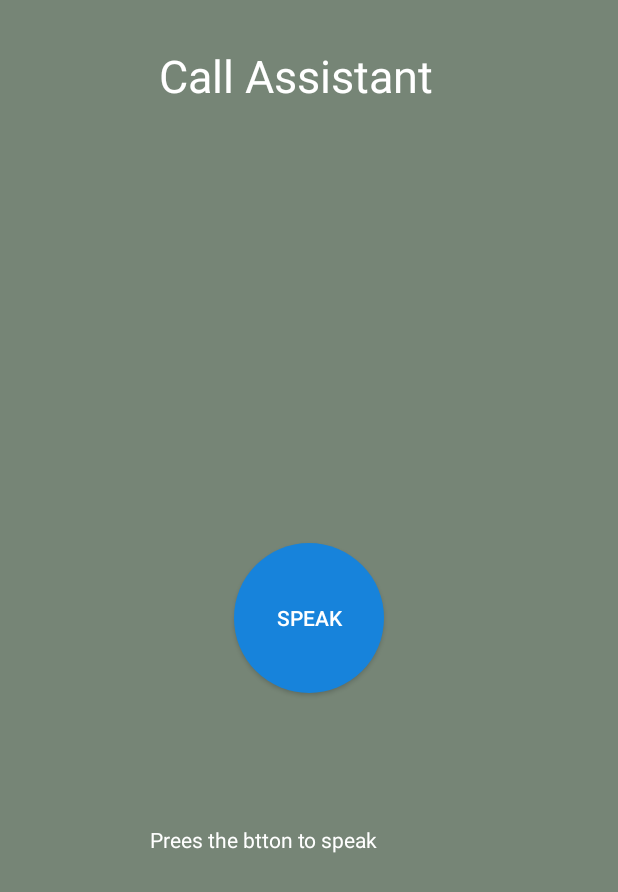
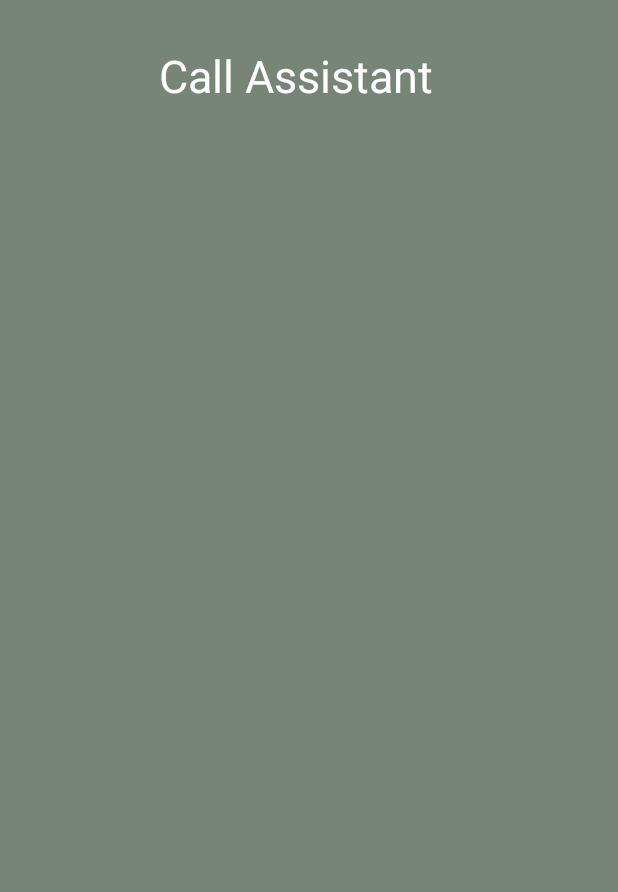
Before and after one commit to KishoreKalyan23/VoiceAssistant, an Android app built with Jetpack Compose: the screen it shows after launch (MainActivity), on a phone screen of 412 x 824 dp. Shown: the top 892 px of the screen. Run offline under Robolectric (Android 15) with nearby library versions, the phone set to English and light mode, and no system bars; libraries missing offline, so code that uses them is left out: org.vosk; 4 statements that could not run were skipped.

```diff
--- a/app/src/main/java/com/example/assistantbot/MainActivity.kt
+++ b/app/src/main/java/com/example/assistantbot/MainActivity.kt
@@ -1,55 +1,183 @@
 package com.example.assistantbot
 
 import android.Manifest
+import android.content.Context
+import android.content.pm.PackageManager
+import android.media.AudioFormat
+import android.media.AudioRecord
+import android.media.MediaRecorder
 import android.os.Bundle
+import android.util.Log
+import android.widget.TextView
 import androidx.appcompat.app.AppCompatActivity
 import androidx.core.app.ActivityCompat
+import androidx.core.content.ContextCompat
+import kotlinx.coroutines.CoroutineScope
+import kotlinx.coroutines.Dispatchers
+import kotlinx.coroutines.launch
+import kotlinx.coroutines.withContext
+import org.json.JSONObject
+import org.vosk.LibVosk
+import org.vosk.LogLevel
+import org.vosk.Model
 import org.vosk.Recognizer
-import org.vosk.android.RecognitionListener
-import org.vosk.android.SpeechService
-import org.vosk.android.StorageService
+import java.io.File
+import java.io.FileOutputStream
 
-class MainActivity : AppCompatActivity(), RecognitionListener {
+class MainActivity : AppCompatActivity() {
 
-    private var speechService: SpeechService? = null
+    private val sampleRate = 16000
+    private var recognizer: Recognizer? = null
+    private var model: Model? = null
+    private var audioRecord: AudioRecord? = null
+
+    private lateinit var logTextView: TextView
+
+    companion object {
+        private const val PERMISSION_REQUEST_CODE = 1
+        private const val TAG = "VoskRecognizer"
+    }
 
     override fun onCreate(savedInstanceState: Bundle?) {
         super.onCreate(savedInstanceState)
         setContentView(R.layout.activity_main)
+
+        logTextView = findViewById(R.id.logTextView)
+
+        Log.i(TAG, "Application started")
+
+        // Request microphone permission
+        if (ContextCompat.checkSelfPermission(this, Manifest.permission.RECORD_AUDIO)
+            != PackageManager.PERMISSION_GRANTED)
+        {
+            Log.d(TAG, "No permission to RECORD_AUDIO")
             ActivityCompat.requestPermissions(
                 this,
                 arrayOf(Manifest.permission.RECORD_AUDIO),
-            1
+                PERMISSION_REQUEST_CODE
+            )
+        }else {
+            startRecognition()
+        }
+    }
+
+    private fun startRecognition() {
+        CoroutineScope(Dispatchers.IO).launch {
+            try {
+                // Initialize Vosk library (required in some versions)
+                LibVosk.setLogLevel(LogLevel.INFO)
+
+                // Copy model from assets folder to internal storage
+                val modelPath = "${filesDir.absolutePath}/model"
+                copyAssetsFolder(this@MainActivity, "model", modelPath)
+
+                // Now load the model from the internal storage path
+                try {
+                    model = Model(modelPath)
+                    Log.i(TAG, "Model loaded successfully")
+                } catch (e: Throwable) {
+                    Log.e(TAG, "Failed to load model", e)
+                }
+                recognizer = Recognizer(model, sampleRate.toFloat())
+
+                // Setup AudioRecord
+                val bufferSize = AudioRecord.getMinBufferSize(
+                    sampleRate,
+                    AudioFormat.CHANNEL_IN_MONO,
+                    AudioFormat.ENCODING_PCM_16BIT
                 )
 
-        StorageService.unpack(this, "model", "model",
-            { model ->
-                val recognizer = Recognizer(model, 16000.0f)
-                speechService = SpeechService(recognizer, 16000.0f)
-                speechService!!.startListening(this)
-            },
-            { exception ->
-                exception.printStackTrace()
+                audioRecord = createAudioRecord(bufferSize)
+                if (audioRecord == null) {
+                    Log.e(TAG, "AudioRecord creation failed: RECORD_AUDIO permission is missing")
+                    return@launch
                 }
-        )
+                audioRecord?.startRecording()
+
+                val buffer = ByteArray(bufferSize)
+
+                while (true) {
+                    val  read= audioRecord?.read(buffer, 0, buffer.size) ?: 0
+                    if (read > 0) {
+                        if (recognizer?.acceptWaveForm(buffer, read) == true) {
+                            val result = recognizer?.result
+
+                            if(result != null && result.isNotEmpty())
+                            {
+                                val jsonObject = JSONObject(result)
+                                val text = jsonObject.getString("text")
+
+                               if(text.isNotEmpty()){
+                                   withContext(Dispatchers.Main) {
+                                       logTextView.text = text
+                                   }
+                                   Log.i(TAG, "Result: $text")
+                               }
+                            }
+                        }
+//                        else {
+//                            val partialResult = recognizer?.partialResult
+//                            Log.i(TAG, "Partial: $partialResult")
+//                        }
+                    }
+                }
+            } catch (e: Exception) {
+                Log.i(TAG, "Error during recognition", e)
+            } finally {
+                recognizer?.close()
+                model?.close()
+                audioRecord?.stop()
+                audioRecord?.release()
+            }
+        }
     }
 
-    override fun onPartialResult(hypothesis: String?) {
-        // Partial speech result
+    private fun createAudioRecord(bufferSize: Int): AudioRecord? {
+        return if (ContextCompat.checkSelfPermission(this, Manifest.permission.RECORD_AUDIO)
+            == PackageManager.PERMISSION_GRANTED) {
+
+            AudioRecord(
+                MediaRecorder.AudioSource.MIC,
+                sampleRate,
+                AudioFormat.CHANNEL_IN_MONO,
+                AudioFormat.ENCODING_PCM_16BIT,
+                bufferSize
+            )
+        } else {
+            // Permission not granted; handle appropriately or return null
+            null
+        }
     }
 
-    override fun onResult(hypothesis: String?) {
-        println("Final Result: $hypothesis")
+    /**
+     * Recursively copies all files and folders from an assets folder to a destination folder.
+     */
+    private fun copyAssetsFolder(context: Context, assetFolder: String, destinationPath: String) {
+        val assetManager = context.assets
+        val files = assetManager.list(assetFolder) ?: return
+
+        val destFolder = File(destinationPath)
+        if (!destFolder.exists()) {
+            destFolder.mkdirs()
         }
 
-    override fun onFinalResult(hypothesis: String?) {
-        println("Final Result: $hypothesis")
+        for (filename in files) {
+            val assetPath = "$assetFolder/$filename"
+            val destFilePath = "$destinationPath/$filename"
+
+            // Check if this is a folder or a file
+            val list = assetManager.list(assetPath)
+            if (list != null && list.isNotEmpty()) {
+                // It's a directory, recurse
+                copyAssetsFolder(context, assetPath, destFilePath)
+            } else {
+                // It's a file, copy it
+                assetManager.open(assetPath).use { inputStream ->
+                    FileOutputStream(destFilePath).use { outputStream ->
+                        inputStream.copyTo(outputStream)
                     }
-
-    override fun onError(e: Exception?) {
-        e?.printStackTrace()
                 }
-
-    override fun onTimeout() {}
-
             }
+        }
+    }
+}
--- a/app/src/main/res/layout/activity_main.xml
+++ b/app/src/main/res/layout/activity_main.xml
@@ -2,7 +2,8 @@
 <RelativeLayout xmlns:android="http://schemas.android.com/apk/res/android"
     android:layout_width="match_parent"
     android:layout_height="match_parent"
-    android:orientation="horizontal"
+    android:fitsSystemWindows="true"
+    android:orientation="vertical"
     android:background="#768576">
 
     <TextView
@@ -15,22 +16,12 @@
         android:layout_centerHorizontal="true"
         android:text="Call Assistant" />
 
-    <Button
-        android:id="@+id/btnSpeak"
-        android:layout_width="100dp"
-        android:layout_height="100dp"
-        android:background="@drawable/circle_button"
-        android:text="Speak"
-        android:textColor="@android:color/white"
-        android:layout_centerInParent="true" />
-
     <TextView
-        android:layout_width="200dp"
-        android:layout_height="20dp"
-        android:layout_marginStart="100dp"
-        android:layout_marginTop="550dp"
-        android:text="Prees the btton to speak"
-        android:textColor="@color/white" />
-
+        android:id="@+id/logTextView"
+        android:layout_width="match_parent"
+        android:layout_height="wrap_content"
+        android:layout_margin="100dp"
+        android:textSize="16sp"
+        android:textColor="@color/white"/>
 
 </RelativeLayout>
```
Also changed, not shown: app/build.gradle.kts (+12 -0 lines), gradle/libs.versions.toml (+5 -5 lines), 14 other files. Lines whose indentation alone changed are shown as unchanged.
